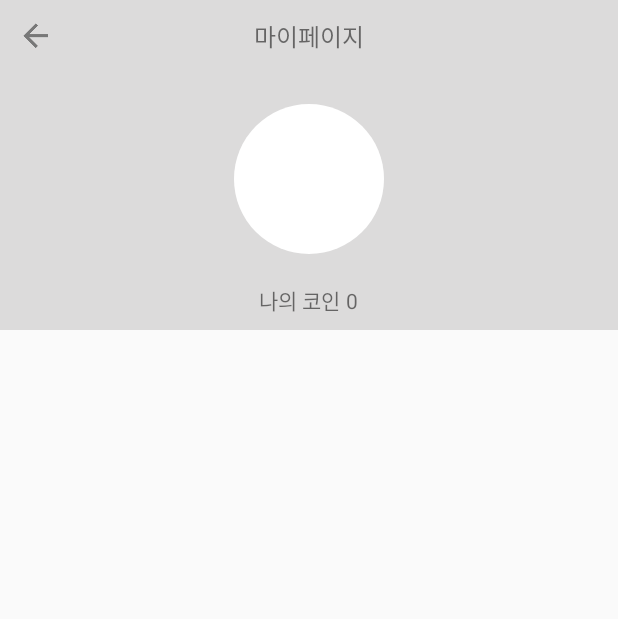
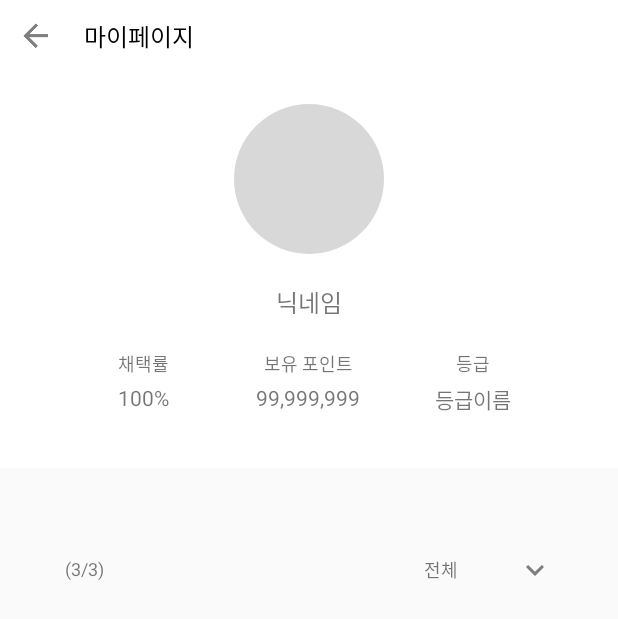
Before and after one commit to mash-up-kr/feedget-android, an Android app: the layout activity_my_page.xml on its own in the app's theme, with its tools: preview values and no code run, on a phone screen of 412 x 824 dp. Shown: the top 619 px of the screen. Run offline under Robolectric (Android 15) with nearby library versions, the phone set to English and light mode, and no system bars.

Commit message:
마이페이지 UI 수정 View Pager 수정해야 함

```diff
--- a/ProjectFeedget/app/src/main/AndroidManifest.xml
+++ b/ProjectFeedget/app/src/main/AndroidManifest.xml
@@ -19,11 +19,7 @@
             android:windowSoftInputMode="adjustResize">
         </activity>
         <activity android:name="kr.mashup.feedget.ui.splash.SplashActivity">
-            <intent-filter>
-                <action android:name="android.intent.action.MAIN" />
 
-                <category android:name="android.intent.category.LAUNCHER" />
-            </intent-filter>
         </activity>
 
         <activity android:name="kr.mashup.feedget.ui.intro.IntroActivity" />
@@ -53,6 +49,11 @@
             </intent-filter>
         </activity>
         <activity android:name="kr.mashup.feedget.MyPageActivity">
+            <intent-filter>
+                <action android:name="android.intent.action.MAIN" />
+
+                <category android:name="android.intent.category.LAUNCHER" />
+            </intent-filter>
         </activity>
     </application>
 
--- a/ProjectFeedget/app/src/main/java/kr/mashup/feedget/MyPageActivity.java
+++ b/ProjectFeedget/app/src/main/java/kr/mashup/feedget/MyPageActivity.java
@@ -60,9 +60,9 @@ public class MyPageActivity extends AppCompatActivity {
 
             switch (position) {
                 case 0:
-                    return "내가 쓴 글";
+                    return "게시글";
                 case 1:
-                    return "내가 남긴 피드백";
+                    return "남긴 피드백";
 
 
                 default:
--- a/ProjectFeedget/app/src/main/res/drawable/active_dot.xml
+++ b/ProjectFeedget/app/src/main/res/drawable/active_dot.xml
@@ -6,6 +6,6 @@
 
     <size android:height="10dp" android:width="10dp"/>
 
-    <solid android:color="#ffffff"/>
+    <solid android:color="#d8d8d8"/>
 
 </shape>
--- /dev/null
+++ b/ProjectFeedget/app/src/main/res/drawable/ic_expand_more_black_24dp.xml
@@ -0,0 +1,5 @@
+<vector android:alpha="0.50" android:height="24dp"
+    android:viewportHeight="24.0" android:viewportWidth="24.0"
+    android:width="24dp" xmlns:android="http://schemas.android.com/apk/res/android">
+    <path android:fillColor="#FF000000" android:pathData="M16.59,8.59L12,13.17 7.41,8.59 6,10l6,6 6,-6z"/>
+</vector>
--- a/ProjectFeedget/app/src/main/res/layout/activity_my_page.xml
+++ b/ProjectFeedget/app/src/main/res/layout/activity_my_page.xml
@@ -3,17 +3,18 @@
     xmlns:tools="http://schemas.android.com/tools"
     android:layout_width="match_parent"
     android:layout_height="match_parent"
+    xmlns:app="http://schemas.android.com/apk/res-auto"
     android:orientation="vertical"
     tools:context="kr.mashup.feedget.MyPageActivity">
 
     <LinearLayout
-        android:background="#dcdbdb"
+        android:background="#ffffff"
         android:orientation="vertical"
         android:layout_width="match_parent"
-        android:layout_height="220dp">
+        android:layout_height="312dp">
 
         <FrameLayout
-            android:background="#dcdbdb"
+            android:background="#ffffff"
             android:gravity="center_vertical"
             android:orientation="horizontal"
             android:layout_width="match_parent"
@@ -28,14 +29,16 @@
 
             <TextView
                 android:textSize="16sp"
-                android:layout_gravity="center"
+                android:textColor="#000000"
+                android:layout_gravity="center_vertical"
+                android:layout_marginLeft="56dp"
                 android:text="마이페이지"
                 android:layout_width="wrap_content"
                 android:layout_height="wrap_content" />
 
         </FrameLayout>
         <View
-            android:background="#dcdbdb"
+            android:background="#ffffff"
             android:layout_width="match_parent"
             android:layout_height="1dp"/>
 
@@ -50,20 +53,95 @@
         <LinearLayout
             android:layout_marginTop="20dp"
             android:gravity="center_horizontal"
-            android:background="#dcdbdb"
             android:orientation="horizontal"
             android:layout_width="match_parent"
             android:layout_height="20dp">
 
             <TextView
-                android:text="나의 코인"
+                android:text="닉네임"
+                android:textSize="16sp"
                 android:layout_width="wrap_content"
                 android:layout_height="wrap_content" />
+
+        </LinearLayout>
+
+        <LinearLayout
+            android:layout_width="match_parent"
+            android:layout_height="wrap_content"
+            android:layout_marginTop="24dp"
+            android:orientation="horizontal"
+            android:gravity="center_horizontal">
+
+        <LinearLayout
+            android:gravity="center_horizontal"
+            android:orientation="vertical"
+            android:layout_width="94dp"
+            android:layout_height="50dp">
+
             <TextView
-                android:layout_marginLeft="4dp"
-                android:text="0"
+                android:text="채택률"
+                android:gravity="center_horizontal"
+                android:textSize="12sp"
                 android:layout_width="wrap_content"
                 android:layout_height="wrap_content" />
+
+            <TextView
+                android:text="100%"
+                android:layout_marginTop="4dp"
+                android:gravity="center_horizontal"
+                android:textSize="14sp"
+                android:layout_width="wrap_content"
+                android:layout_height="wrap_content" />
+
+        </LinearLayout>
+
+        <LinearLayout
+            android:gravity="center_horizontal"
+            android:layout_marginLeft="16dp"
+            android:orientation="vertical"
+            android:layout_width="94dp"
+            android:layout_height="50dp">
+
+            <TextView
+                android:text="보유 포인트"
+                android:gravity="center_horizontal"
+                android:textSize="12sp"
+                android:layout_width="wrap_content"
+                android:layout_height="wrap_content" />
+
+            <TextView
+                android:text="99,999,999"
+                android:layout_marginTop="4dp"
+                android:gravity="center_horizontal"
+                android:textSize="14sp"
+                android:layout_width="wrap_content"
+                android:layout_height="wrap_content" />
+
+        </LinearLayout>
+
+        <LinearLayout
+            android:gravity="center_horizontal"
+            android:layout_marginLeft="16dp"
+            android:orientation="vertical"
+            android:layout_width="94dp"
+            android:layout_height="50dp">
+
+            <TextView
+                android:text="등급"
+                android:gravity="center_horizontal"
+                android:textSize="12sp"
+                android:layout_width="wrap_content"
+                android:layout_height="wrap_content" />
+
+            <TextView
+                android:text="등급이름"
+                android:layout_marginTop="4dp"
+                android:gravity="center_horizontal"
+                android:textSize="14sp"
+                android:layout_width="wrap_content"
+                android:layout_height="wrap_content" />
+
+        </LinearLayout>
 
         </LinearLayout>
 
@@ -71,8 +149,37 @@
 
     <android.support.design.widget.TabLayout
         android:id="@+id/tl_tabs"
+        app:tabIndicatorColor="#000000"
+        app:tabIndicatorHeight="3dp"
         android:layout_width="match_parent"
         android:layout_height="wrap_content"/>
+
+    <LinearLayout
+        android:layout_width="match_parent"
+        android:gravity="center"
+        android:layout_height="40dp"
+        android:orientation="horizontal">
+
+        <TextView
+            android:layout_width="164dp"
+            android:layout_height="18dp"
+            android:textSize="12sp"
+            android:text="(3/3)"/>
+
+        <TextView
+            android:layout_width="62dp"
+            android:layout_height="18dp"
+            android:layout_marginLeft="75dp"
+            android:textSize="12sp"
+            android:text="전체"/>
+
+        <ImageView
+            android:background="@drawable/ic_expand_more_black_24dp"
+            android:layout_width="24dp"
+            android:layout_height="24dp" />
+
+
+    </LinearLayout>
 
     <android.support.v4.view.ViewPager
         android:layout_below="@id/tl_tabs"
--- a/ProjectFeedget/build.gradle
+++ b/ProjectFeedget/build.gradle
@@ -1,6 +1,7 @@
 // Top-level build file where you can add configuration options common to all sub-projects/modules.
 
 buildscript {
+    ext.kotlin_version = '1.2.10'
 
     ext {
         retrofitVersion = '2.3.0'
```
